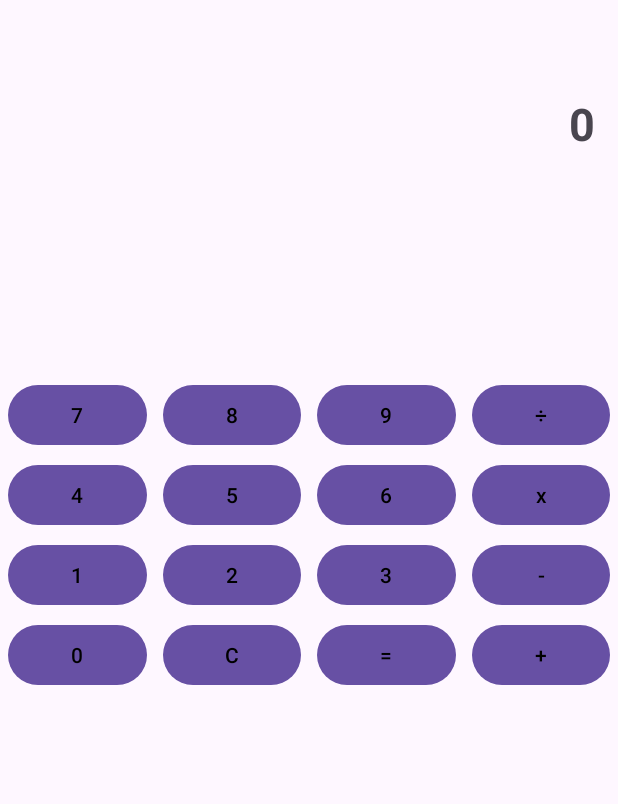
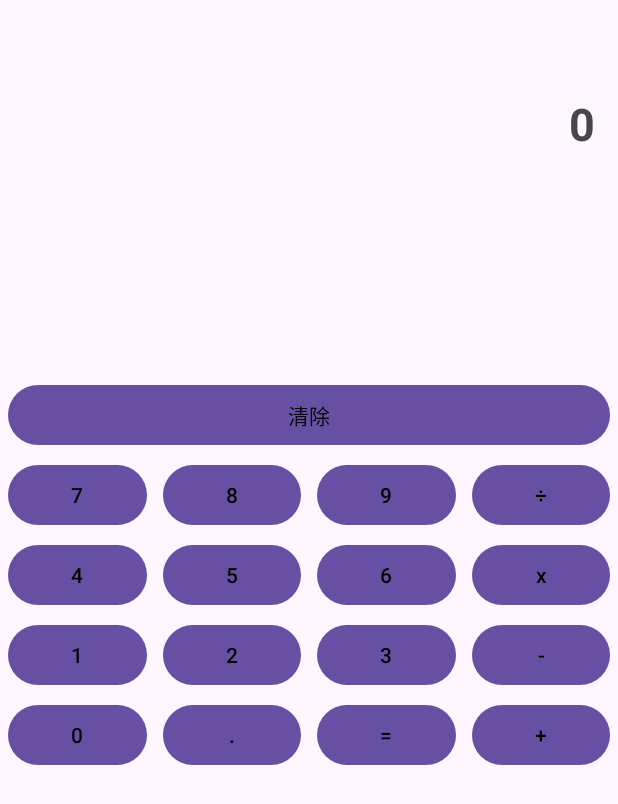
Before and after one commit to sillyegg0926-ops/AndroidAPP, an Android app built with Jetpack Compose: the MainActivity2 screen opened directly, with no data from a screen before it, after a tap on "計算機", on a phone screen of 412 x 824 dp. Shown: the top 804 px of the screen. Run offline under Robolectric (Android 15) with nearby library versions, the phone set to English and light mode, and no system bars.

Commit message:
增加反向匯率 國旗 長按功能查看詳細換率及複製匯率選項

```diff
--- a/app/src/main/java/com/example/myapplication/CurrencyDataClass.kt
+++ b/app/src/main/java/com/example/myapplication/CurrencyDataClass.kt
@@ -3,5 +3,6 @@ package com.example.myapplication
 data class CurrencyDataClas(
     val currencyCodeText: String,
     val currencyNameText: String,
-    val textView: Double
+    val nationalFlag: String,
+    val currencyRate: Double
 )
--- a/app/src/main/java/com/example/myapplication/adapter/MyAdapter.kt
+++ b/app/src/main/java/com/example/myapplication/adapter/MyAdapter.kt
@@ -7,14 +7,15 @@ package com.example.myapplication.adapter
     import androidx.recyclerview.widget.RecyclerView
     import com.example.myapplication.CurrencyDataClas
     import com.example.myapplication.R
+    import java.util.Locale
 
 // 1. 定義你的資料
 class MyAdapter(private val currencyDataClass: List<CurrencyDataClas>, private val onItemClickListener: OnItemClickListener? = null):
         RecyclerView.Adapter<MyAdapter.MyViewHolder>() {
 
     interface OnItemClickListener {
-        fun onItemClick(position: Int, item: String)
-        fun onItemLongClick(position: Int, item: String)
+        fun onItemClick(position: Int, item: CurrencyDataClas)
+        fun onItemLongClick(position: Int, item: CurrencyDataClas)
         fun editItem(position: Int, item: String)
         fun deleteItem(position: Int, item: String)
     }
@@ -23,6 +24,7 @@ class MyAdapter(private val currencyDataClass: List<CurrencyDataClas>, private v
             val currencyCodeText: TextView = itemView.findViewById(R.id.textView_title1)
             val currencyNameText: TextView = itemView.findViewById(R.id.textView_title2)
             val textView: TextView = itemView.findViewById(R.id.textView_title3)
+            val nationalflag: TextView = itemView.findViewById(R.id.textView_title4)
         }
 
         // 3. 創建 ViewHolder
@@ -37,8 +39,15 @@ class MyAdapter(private val currencyDataClass: List<CurrencyDataClas>, private v
         // 當清單項目 View 準備好時，這個方法會被呼叫，將資料填入到 View 中
         override fun onBindViewHolder(holder: MyViewHolder, position: Int) {
             holder.currencyCodeText.text = currencyDataClass[position].currencyCodeText
+            holder.nationalflag.text = currencyDataClass[position].nationalFlag
             holder.currencyNameText.text = currencyDataClass[position].currencyNameText
-            holder.textView.text = String.format("%.2f", currencyDataClass[position].textView)
+            //反向匯率
+            var reverseRate = 1.0 / currencyDataClass[position].currencyRate
+            reverseRate = String.format(Locale.getDefault(),"%.2f", reverseRate).toDouble()
+
+            holder.textView.text = "${String.format(Locale.getDefault(),"%.4f",currencyDataClass[position].currencyRate)}/${reverseRate}"
+            // 設置點擊監聽器
+
 
             holder.itemView.setOnClickListener {
                 onItemClickListener?.onItemClick(position, currencyDataClass[position])
--- a/app/src/main/res/layout/activity_main3.xml
+++ b/app/src/main/res/layout/activity_main3.xml
@@ -62,7 +62,7 @@
         android:layout_margin="5dp"
         android:text="@string/Button7"
         android:textColor="@color/black"
-        app:layout_constraintTop_toTopOf="@id/constraint"
+        app:layout_constraintTop_toBottomOf="@id/button17"
         app:layout_constraintStart_toStartOf="parent"
         app:layout_constraintEnd_toStartOf="@id/button2"
         />
@@ -72,7 +72,7 @@
         android:layout_height="wrap_content"
         android:layout_margin="5dp"
         android:textColor="@color/black"
-        app:layout_constraintTop_toTopOf="@id/constraint"
+        app:layout_constraintTop_toBottomOf="@id/button17"
         app:layout_constraintStart_toEndOf="@id/button1"
         app:layout_constraintEnd_toStartOf="@id/button3"
         android:text="@string/Button8" />
@@ -86,14 +86,14 @@
             android:textColor="@color/black"
             app:layout_constraintEnd_toStartOf="@id/button4"
             app:layout_constraintStart_toEndOf="@id/button2"
-            app:layout_constraintTop_toTopOf="@id/constraint" />
+            app:layout_constraintTop_toBottomOf="@id/button17" />
     <Button
         android:id="@+id/button4"
         android:layout_width="0dp"
         android:layout_height="wrap_content"
         android:layout_margin="5dp"
         android:textColor="@color/black"
-        app:layout_constraintTop_toTopOf="@id/constraint"
+        app:layout_constraintTop_toBottomOf="@id/button17"
         app:layout_constraintStart_toEndOf="@id/button3"
         app:layout_constraintEnd_toEndOf="parent"
         android:text="@string/Button.remove" />
@@ -204,7 +204,7 @@
         app:layout_constraintTop_toBottomOf="@id/button10"
         app:layout_constraintEnd_toStartOf="@id/button15"
         app:layout_constraintStart_toEndOf="@id/button13"
-        android:text="@string/Button.clear" />
+        android:text="@string/Button.decimal_point" />
 
     <Button
         android:id="@+id/button15"
@@ -227,6 +227,17 @@
         app:layout_constraintStart_toEndOf="@id/button15"
         app:layout_constraintEnd_toEndOf="parent"
         android:text="@string/Button.add" />
+
+        <Button
+            android:id="@+id/button17"
+            android:layout_width="0dp"
+            android:layout_height="wrap_content"
+            android:layout_margin="5dp"
+            android:textColor="@color/black"
+            app:layout_constraintTop_toTopOf="@id/constraint"
+            app:layout_constraintStart_toStartOf="parent"
+            app:layout_constraintEnd_toEndOf="parent"
+            android:text="@string/Button.clear" />
         </androidx.constraintlayout.widget.ConstraintLayout>
 
 </androidx.constraintlayout.widget.ConstraintLayout>
--- a/app/src/main/res/values/strings.xml
+++ b/app/src/main/res/values/strings.xml
@@ -40,9 +40,11 @@
     <string name="Button0">0</string>
     <string name="Button.add">+</string>
     <string name="Button.reduce">-</string>
-    <string name="Button.clear">C</string>
+    <string name="Button.decimal_point">.</string>
     <string name="Button.remove">÷</string>
     <string name="Button.take">x</string>
     <string name="Button.equal">=</string>
     <string name="checkbox">記住帳號</string>
+    <string name="Button.clear">清除</string>
+
 </resources>
```
Also changed, not shown: app/src/main/java/com/example/myapplication/MainActivity2.kt (+60 -17 lines), app/src/main/res/layout/item_view.xml (+15 -2 lines).
